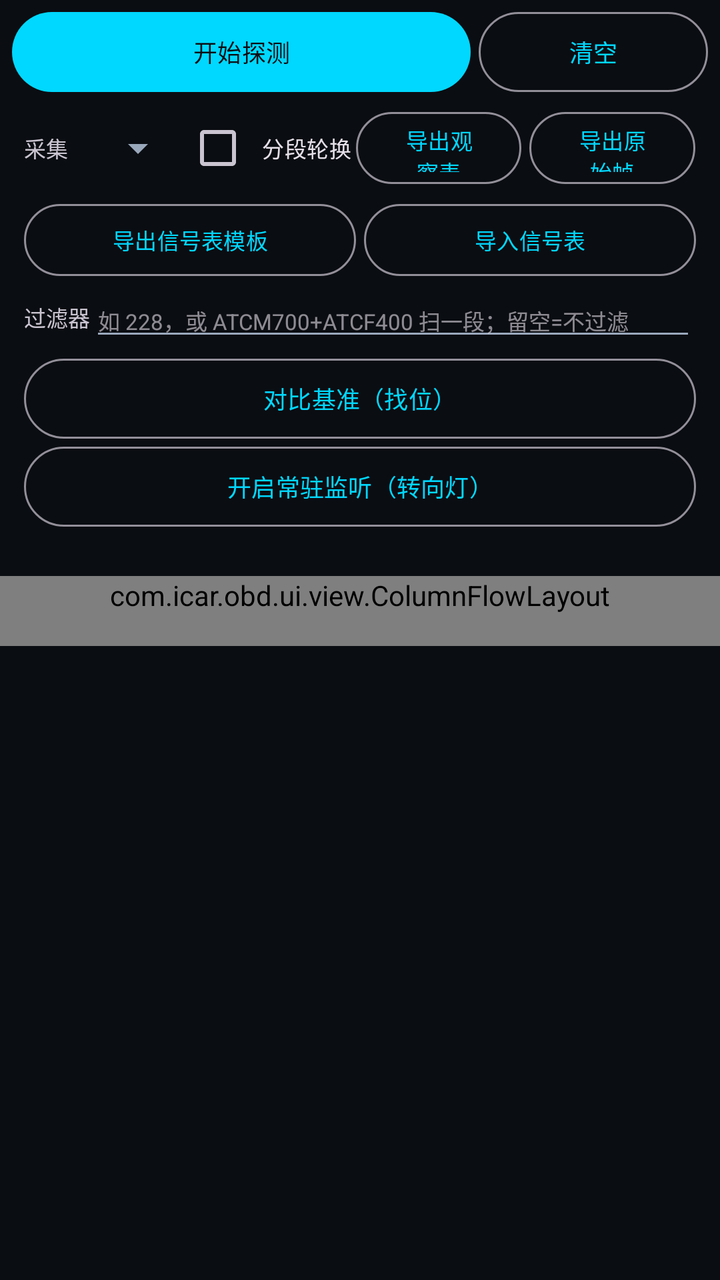
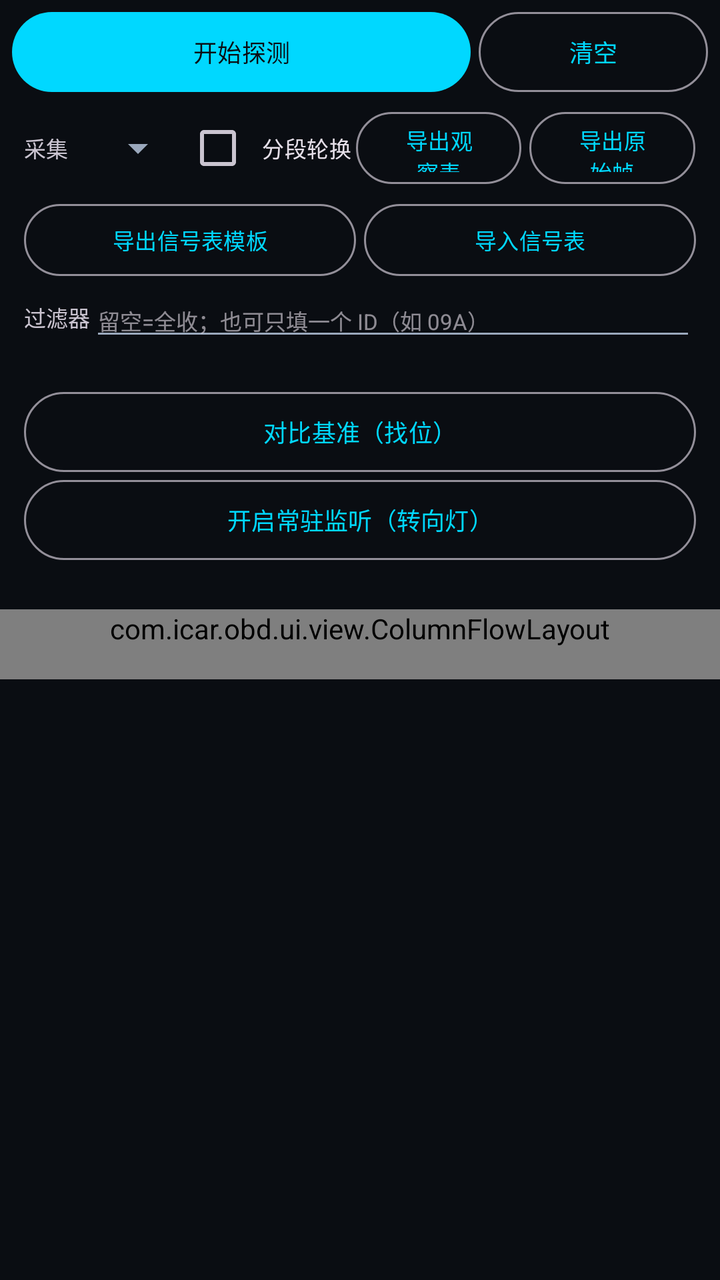

Before-and-after screenshots of an Android layout around one commit, followed by the original layout XML and the change that was made.
<!-- AndroidManifest.xml: application theme Theme.ICarOBD -->
<!-- res/layout/activity_can_sniffer.xml -->
<?xml version="1.0" encoding="utf-8"?>
<LinearLayout xmlns:android="http://schemas.android.com/apk/res/android"
    xmlns:app="http://schemas.android.com/apk/res-auto"
    android:layout_width="match_parent"
    android:layout_height="match_parent"
    android:background="@color/bg"
    android:orientation="vertical">

    <LinearLayout
        android:layout_width="match_parent"
        android:layout_height="wrap_content"
        android:orientation="horizontal"
        android:paddingStart="6dp"
        android:paddingTop="6dp"
        android:paddingEnd="6dp">

        <com.google.android.material.button.MaterialButton
            android:id="@+id/btnSniffToggle"
            android:layout_width="0dp"
            android:layout_height="40dp"
            android:layout_weight="2"
            android:insetTop="0dp"
            android:insetBottom="0dp"
            android:minWidth="0dp"
            android:text="开始探测"
            android:textSize="12sp" />

        <com.google.android.material.button.MaterialButton
            android:id="@+id/btnSniffClear"
            style="@style/Widget.Material3.Button.OutlinedButton"
            android:layout_width="0dp"
            android:layout_height="40dp"
            android:layout_marginStart="4dp"
            android:layout_weight="1"
            android:insetTop="0dp"
            android:insetBottom="0dp"
            android:minWidth="0dp"
            android:paddingStart="4dp"
            android:paddingEnd="4dp"
            android:text="清空"
            android:textSize="12sp" />
    </LinearLayout>

    <LinearLayout
        android:layout_width="match_parent"
        android:layout_height="wrap_content"
        android:gravity="center_vertical"
        android:orientation="horizontal"
        android:paddingStart="12dp"
        android:paddingTop="4dp"
        android:paddingEnd="12dp">

        <TextView
            android:layout_width="wrap_content"
            android:layout_height="wrap_content"
            android:text="采集"
            android:textSize="11sp" />

        <Spinner
            android:id="@+id/spSniffDuration"
            android:layout_width="0dp"
            android:layout_height="wrap_content"
            android:layout_weight="1"
            android:paddingStart="4dp" />

        
        <CheckBox
            android:id="@+id/cbSniffRotate"
            android:layout_width="wrap_content"
            android:layout_height="wrap_content"
            android:paddingStart="6dp"
            android:paddingEnd="2dp"
            android:text="分段轮换"
            android:textSize="11sp" />

        <com.google.android.material.button.MaterialButton
            android:id="@+id/btnSniffExportAgg"
            style="@style/Widget.Material3.Button.OutlinedButton"
            android:layout_width="0dp"
            android:layout_height="36dp"
            android:layout_weight="1.4"
            android:insetTop="0dp"
            android:insetBottom="0dp"
            android:minWidth="0dp"
            android:paddingStart="2dp"
            android:paddingEnd="2dp"
            android:text="导出观察表"
            android:textSize="11sp" />

        <com.google.android.material.button.MaterialButton
            android:id="@+id/btnSniffExportRaw"
            style="@style/Widget.Material3.Button.OutlinedButton"
            android:layout_width="0dp"
            android:layout_height="36dp"
            android:layout_marginStart="4dp"
            android:layout_weight="1.4"
            android:insetTop="0dp"
            android:insetBottom="0dp"
            android:minWidth="0dp"
            android:paddingStart="2dp"
            android:paddingEnd="2dp"
            android:text="导出原始帧"
            android:textSize="11sp" />
    </LinearLayout>

    
    <LinearLayout
        android:layout_width="match_parent"
        android:layout_height="wrap_content"
        android:gravity="center_vertical"
        android:orientation="horizontal"
        android:paddingStart="12dp"
        android:paddingTop="4dp"
        android:paddingEnd="12dp">

        <com.google.android.material.button.MaterialButton
            android:id="@+id/btnSniffExportTemplate"
            style="@style/Widget.Material3.Button.OutlinedButton"
            android:layout_width="0dp"
            android:layout_height="36dp"
            android:layout_weight="1.4"
            android:insetTop="0dp"
            android:insetBottom="0dp"
            android:minWidth="0dp"
            android:paddingStart="2dp"
            android:paddingEnd="2dp"
            android:text="导出信号表模板"
            android:textSize="11sp" />

        <com.google.android.material.button.MaterialButton
            android:id="@+id/btnSniffImportSignal"
            style="@style/Widget.Material3.Button.OutlinedButton"
            android:layout_width="0dp"
            android:layout_height="36dp"
            android:layout_marginStart="4dp"
            android:layout_weight="1.4"
            android:insetTop="0dp"
            android:insetBottom="0dp"
            android:minWidth="0dp"
            android:paddingStart="2dp"
            android:paddingEnd="2dp"
            android:text="导入信号表"
            android:textSize="11sp" />
    </LinearLayout>
    <LinearLayout
        android:layout_width="match_parent"
        android:layout_height="wrap_content"
        android:gravity="center_vertical"
        android:orientation="horizontal"
        android:paddingStart="12dp"
        android:paddingTop="4dp"
        android:paddingEnd="12dp">

        <TextView
            android:layout_width="wrap_content"
            android:layout_height="wrap_content"
            android:text="过滤器"
            android:textSize="11sp" />

        <EditText
            android:id="@+id/etSniffFilter"
            android:layout_width="0dp"
            android:layout_height="wrap_content"
            android:layout_weight="1"
            android:hint="如 228，或 ATCM700+ATCF400 扫一段；留空=不过滤"
            android:importantForAutofill="no"
            android:inputType="textCapCharacters|textNoSuggestions"
            android:maxLength="40"
            android:paddingStart="4dp"
            android:textSize="11sp" />
    </LinearLayout>

    
    <HorizontalScrollView
        android:layout_width="match_parent"
        android:layout_height="wrap_content"
        android:paddingStart="12dp"
        android:paddingEnd="12dp"
        android:scrollbars="none">

        <com.google.android.material.chip.ChipGroup
            android:id="@+id/cgFilterPresets"
            android:layout_width="wrap_content"
            android:layout_height="wrap_content"
            app:singleLine="true"
            app:singleSelection="false" />
    </HorizontalScrollView>
    <com.google.android.material.button.MaterialButton
        android:id="@+id/btnSniffDiff"
        style="@style/Widget.Material3.Button.OutlinedButton"
        android:layout_width="match_parent"
        android:layout_height="40dp"
        android:layout_marginStart="12dp"
        android:layout_marginTop="4dp"
        android:layout_marginEnd="12dp"
        android:insetTop="0dp"
        android:insetBottom="0dp"
        android:text="对比基准（找位）"
        android:textSize="12sp" />

    <com.google.android.material.button.MaterialButton
        android:id="@+id/btnMonitorToggle"
        style="@style/Widget.Material3.Button.OutlinedButton"
        android:layout_width="match_parent"
        android:layout_height="40dp"
        android:layout_marginStart="12dp"
        android:layout_marginTop="4dp"
        android:layout_marginEnd="12dp"
        android:insetTop="0dp"
        android:insetBottom="0dp"
        android:text="开启常驻监听（转向灯）"
        android:textSize="12sp" />

    <TextView
        android:id="@+id/tvSniffStatus"
        android:layout_width="match_parent"
        android:layout_height="wrap_content"
        android:paddingStart="12dp"
        android:paddingTop="6dp"
        android:paddingEnd="12dp"
        android:paddingBottom="4dp"
        android:textColor="@color/text_dim"
        android:textSize="11sp" />

    
    <TextView
        android:id="@+id/tvSniffRotate"
        android:layout_width="match_parent"
        android:layout_height="wrap_content"
        android:paddingStart="12dp"
        android:paddingEnd="12dp"
        android:paddingBottom="4dp"
        android:textColor="@color/text_primary"
        android:textSize="12sp"
        android:visibility="gone" />

    <ScrollView
        android:layout_width="match_parent"
        android:layout_height="0dp"
        android:layout_weight="1">

        <LinearLayout
            android:layout_width="match_parent"
            android:layout_height="wrap_content"
            android:orientation="vertical">

            <com.icar.obd.ui.view.ColumnFlowLayout
                android:id="@+id/sniffResults"
                android:layout_width="match_parent"
                android:layout_height="wrap_content"
                android:paddingStart="12dp"
                android:paddingEnd="12dp"
                android:paddingBottom="16dp" />

            <LinearLayout
                android:id="@+id/sniffDiffs"
                android:layout_width="match_parent"
                android:layout_height="wrap_content"
                android:orientation="vertical"
                android:paddingStart="12dp"
                android:paddingEnd="12dp"
                android:paddingBottom="16dp" />
        </LinearLayout>
    </ScrollView>
</LinearLayout>
<!-- resources referenced by this layout -->
<resources>
  <color name="bg">#FF0A0D12</color>
  <color name="text_dim">#FF5F6E85</color>
  <color name="text_primary">#FFE8EEF7</color>
  <style name="Theme.ICarOBD" parent="Theme.Material3.Dark.NoActionBar">
          <item name="colorPrimary">@color/accent</item>
          <item name="colorOnPrimary">@color/bg</item>
          <item name="colorSecondary">@color/accent2</item>
          <item name="android:colorBackground">@color/bg</item>
          <item name="android:statusBarColor">@color/bg</item>
          <item name="android:navigationBarColor">@color/bg_surface</item>
          <item name="android:windowBackground">@color/bg</item>
          <item name="android:textColorPrimary">@color/text_primary</item>
          <item name="android:textColorSecondary">@color/text_secondary</item>
      </style>
  <color name="accent">#FF00D8FF</color>
  <color name="accent2">#FF7C5CFF</color>
  <color name="bg_surface">#FF141A23</color>
  <color name="text_secondary">#FF9AA8BC</color>
</resources>

<!-- the commit's change to res/layout/activity_can_sniffer.xml (unified diff, before → after) -->
@@ -162,13 +162,36 @@
             android:layout_width="0dp"
             android:layout_height="wrap_content"
             android:layout_weight="1"
-            android:hint="如 228，或 ATCM700+ATCF400 扫一段；留空=不过滤"
+            android:hint="留空=全收；也可只填一个 ID（如 09A）"
             android:importantForAutofill="no"
             android:inputType="textCapCharacters|textNoSuggestions"
             android:maxLength="40"
             android:paddingStart="4dp"
             android:textSize="11sp" />
     </LinearLayout>
+
+    
+    <TextView
+        android:id="@+id/tvSniffFilterStatus"
+        android:layout_width="match_parent"
+        android:layout_height="wrap_content"
+        android:paddingStart="12dp"
+        android:paddingTop="2dp"
+        android:paddingEnd="12dp"
+        android:textColor="@color/text_secondary"
+        android:textSize="11sp" />
+
+    
+    <TextView
+        android:id="@+id/tvSniffFilterNote"
+        android:layout_width="match_parent"
+        android:layout_height="wrap_content"
+        android:paddingStart="12dp"
+        android:paddingTop="2dp"
+        android:paddingEnd="12dp"
+        android:textColor="@color/text_dim"
+        android:textSize="10sp"
+        android:visibility="gone" />
 
     
     <HorizontalScrollView
<!-- resource entries referenced after the edit -->
@@ -3,6 +3,7 @@
   <color name="bg">#FF0A0D12</color>
   <color name="text_dim">#FF5F6E85</color>
   <color name="text_primary">#FFE8EEF7</color>
+  <color name="text_secondary">#FF9AA8BC</color>
   <style name="Theme.ICarOBD" parent="Theme.Material3.Dark.NoActionBar">
           <item name="colorPrimary">@color/accent</item>
           <item name="colorOnPrimary">@color/bg</item>
@@ -17,6 +18,5 @@
   <color name="accent">#FF00D8FF</color>
   <color name="accent2">#FF7C5CFF</color>
   <color name="bg_surface">#FF141A23</color>
-  <color name="text_secondary">#FF9AA8BC</color>
 </resources>
 
